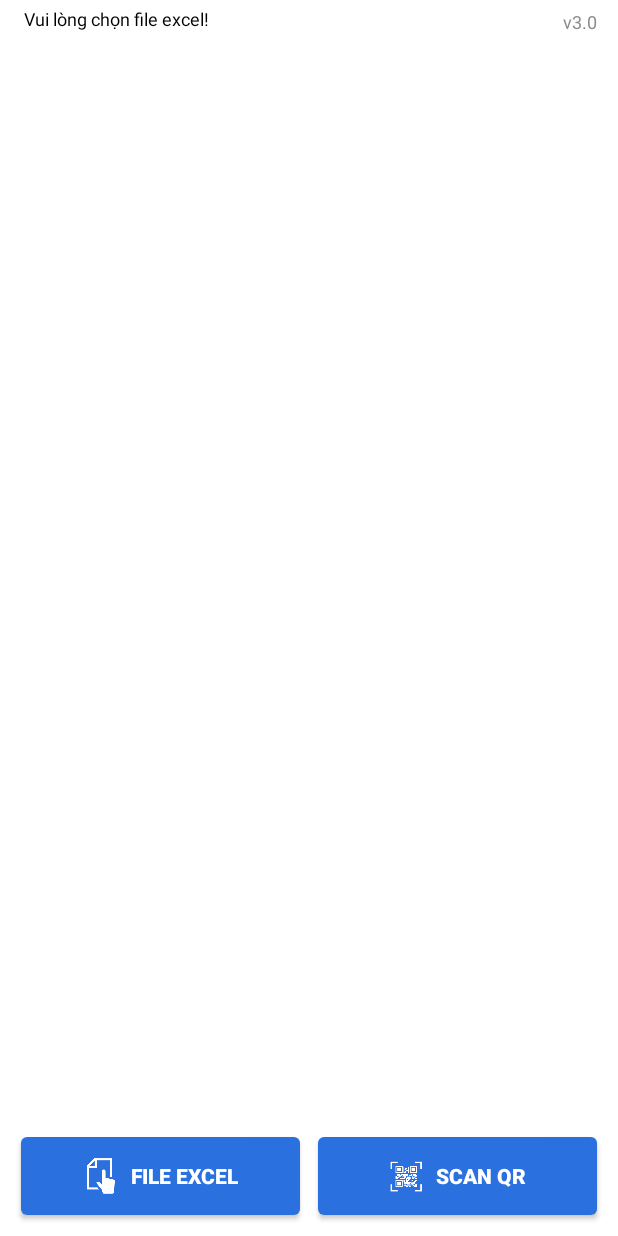
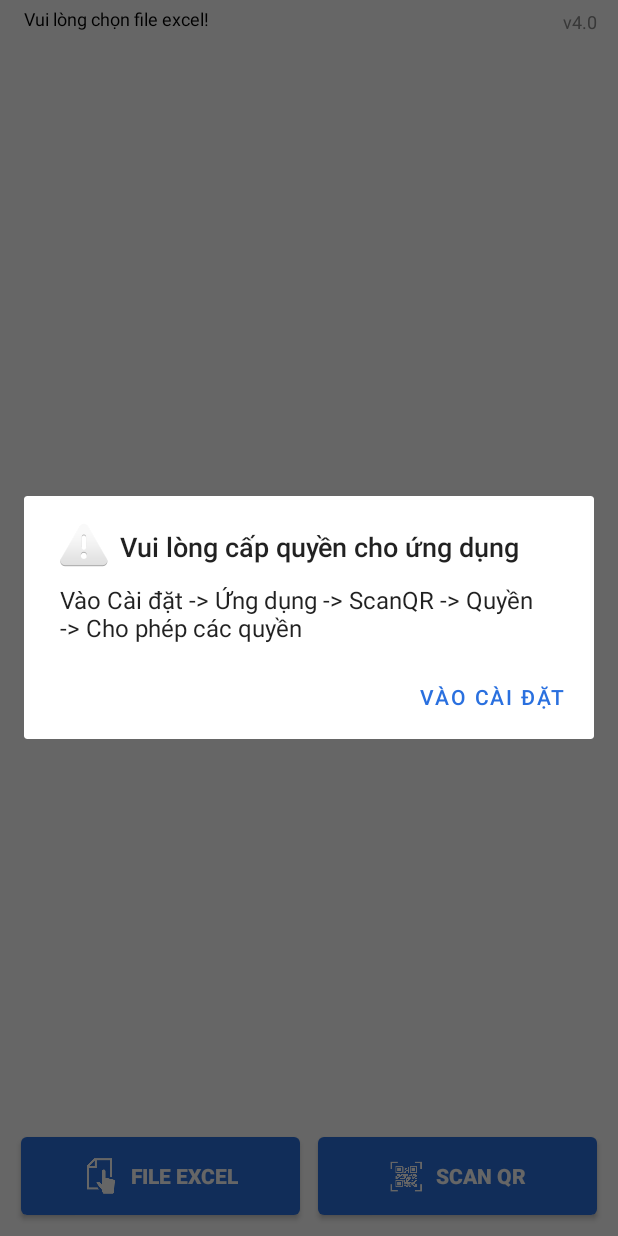
Before and after one commit to thoaileminh/ScanQR, an Android app: the screen it shows after launch (SQRMainActivity), after a tap on "FILE EXCEL", on a phone screen of 412 x 824 dp. Run offline under Robolectric (Android 15) with nearby library versions, the phone set to English and light mode, and no system bars; our stand-ins replace Dagger/Hilt's generated code, Room's generated code, RxJava; libraries missing offline, so code that uses them is left out: com.budiyev.android, com.hbisoft.pickit, org.apache.poi; plain views replace CodeScannerView; 10 statements that could not run were skipped.

Commit message:
noone/Update version 4

```diff
--- a/ScanQR/build.gradle
+++ b/ScanQR/build.gradle
@@ -15,8 +15,8 @@ android {
         applicationId "com.noone.scanqr"
         minSdkVersion rootProject.ext.minSdkVersion
         targetSdkVersion rootProject.ext.targetSdkVersion
-        versionCode 3
-        versionName "3.0"
+        versionCode 4
+        versionName "4.0"
         multiDexEnabled true
         testInstrumentationRunner "androidx.test.runner.AndroidJUnitRunner"
     }
--- a/ScanQR/src/main/AndroidManifest.xml
+++ b/ScanQR/src/main/AndroidManifest.xml
@@ -10,12 +10,10 @@
         android:maxSdkVersion="32" />
 
     <uses-permission
-        android:name="android.permission.WRITE_EXTERNAL_STORAGE"
-        android:maxSdkVersion="28" />
-
-    <uses-permission
         android:name="android.permission.MANAGE_EXTERNAL_STORAGE"
         tools:ignore="ScopedStorage" />
+
+    <uses-permission android:name="android.permission.WRITE_EXTERNAL_STORAGE"/>
 
     <uses-feature
         android:name="android.hardware.camera"
--- a/ScanQR/src/main/java/com/noone/scanqr/ui/main/SQRMainActivity.kt
+++ b/ScanQR/src/main/java/com/noone/scanqr/ui/main/SQRMainActivity.kt
@@ -5,10 +5,11 @@ package com.noone.scanqr.ui.main
  * Created by NoOne. on 15/05/2023.
  */
 
+import android.app.AlertDialog
 import android.content.Intent
 import android.os.Build
 import android.os.Bundle
-import android.view.View
+import android.view.ContextThemeWrapper
 import androidx.activity.result.contract.ActivityResultContracts
 import androidx.activity.viewModels
 import androidx.appcompat.app.AppCompatActivity
@@ -38,6 +39,8 @@ import com.noone.scanqr.utils.SQRUtils.showLog
 import com.noone.scanqr.utils.convertToNormalIndex
 import com.noone.scanqr.utils.gravityTop
 import com.noone.scanqr.utils.hide
+import com.noone.scanqr.utils.invisible
+import com.noone.scanqr.utils.openAppSettings
 import com.noone.scanqr.utils.setOnSingleClickListener
 import com.noone.scanqr.utils.show
 import dagger.hilt.android.AndroidEntryPoint
@@ -133,25 +136,26 @@ class SQRMainActivity : AppCompatActivity(), PickiTCallbacks {
 
     private fun showTotalNumbers() {
         viewBinding.run {
+            layoutLoading.hide()
             // total items of list
-            tvListTotal.visibility = View.VISIBLE
-            tvListTotalNumber.visibility = View.VISIBLE
+            tvListTotal.show()
+            tvListTotalNumber.show()
             tvListTotalNumber.text = adapter?.getTotalItems().toString()
 
             // total items not scan of list
-            tvListTotalNotScan.visibility = View.VISIBLE
-            tvListTotalNotScanNumber.visibility = View.VISIBLE
+            tvListTotalNotScan.show()
+            tvListTotalNotScanNumber.show()
             tvListTotalNotScanNumber.text = adapter?.getTotalItemsNotScan().toString()
         }
     }
 
     private fun hideTotalNumbers() {
         viewBinding.run {
-            tvListTotal.text = ""
-            tvListTotalNotScan.text = ""
-            tvListTotalNumber.text = ""
-            tvListTotalNotScanNumber.text = ""
-            tvIndexScanned.text = ""
+            tvListTotal.invisible()
+            tvListTotalNotScan.invisible()
+            tvListTotalNumber.invisible()
+            tvListTotalNotScanNumber.invisible()
+            tvIndexScanned.invisible()
         }
         adapter?.clear()
     }
@@ -175,6 +179,7 @@ class SQRMainActivity : AppCompatActivity(), PickiTCallbacks {
         if (SQRPermissionUtils().checkPermissionsAtRuntime(this@SQRMainActivity)) {
             selectExcelFile()
         } else {
+            showPopUpSettingPermission()
             SQRPermissionUtils().requestPermissions(this@SQRMainActivity)
         }
     }
@@ -185,6 +190,7 @@ class SQRMainActivity : AppCompatActivity(), PickiTCallbacks {
             viewBinding.layoutScannerView.show()
             codeScanner.startPreview()
         } else {
+            showPopUpSettingPermission()
             SQRPermissionUtils().requestPermissions(this@SQRMainActivity)
         }
     }
@@ -209,7 +215,13 @@ class SQRMainActivity : AppCompatActivity(), PickiTCallbacks {
     override fun PickiTonStartListener() = Unit
 
     override fun PickiTonProgressUpdate(progress: Int) {
-        viewBinding.tvProgress.text = getString(R.string.scan_qr_progressing, progress.toString().plus("%"))
+        if (progress < 100) {
+            viewBinding.layoutLoading.show()
+        }
+        viewBinding.apply {
+            tvProgressLoading.text = getString(R.string.scan_qr_progressing, progress.toString().plus("%"))
+            tvProgress.text = getString(R.string.scan_qr_progressing, progress.toString().plus("%"))
+        }
     }
 
     override fun PickiTonCompleteListener(
@@ -381,6 +393,19 @@ class SQRMainActivity : AppCompatActivity(), PickiTCallbacks {
         }
     }
 
+    private fun showPopUpSettingPermission() {
+        AlertDialog.Builder(ContextThemeWrapper(this, R.style.ThemeOverlay_MaterialComponents_Dialog))
+            .setCancelable(false)
+            .setTitle(getString(R.string.scan_qr_permission_title))
+            .setMessage(getString(R.string.scan_qr_permission_des))
+            .setPositiveButton(getString(R.string.scan_qr_permission_ok)) { _, _ ->
+                openAppSettings()
+            }
+            //.setNegativeButton(android.R.string.no, null)
+            .setIcon(android.R.drawable.ic_dialog_alert)
+            .show()
+    }
+
     private fun gotoActivityInfo() {
         val intent = Intent(this, SQRInfoActivity::class.java)
         startActivity(intent)
--- a/ScanQR/src/main/res/layout/sqr_activity_main.xml
+++ b/ScanQR/src/main/res/layout/sqr_activity_main.xml
@@ -211,4 +211,33 @@
             app:iconSize="@dimen/dp_24"
             app:iconTint="@color/sqr_white" />
     </FrameLayout>
+
+    <androidx.appcompat.widget.LinearLayoutCompat
+        android:id="@+id/layoutLoading"
+        android:layout_width="wrap_content"
+        android:layout_height="wrap_content"
+        android:gravity="center"
+        android:orientation="vertical"
+        android:visibility="gone"
+        app:layout_constraintBottom_toBottomOf="parent"
+        app:layout_constraintEnd_toEndOf="parent"
+        app:layout_constraintStart_toStartOf="parent"
+        app:layout_constraintTop_toTopOf="parent"
+        tools:visibility="visible">
+
+        <ProgressBar
+            style="?android:attr/progressBarStyle"
+            android:layout_width="wrap_content"
+            android:layout_height="wrap_content"
+            android:background="@android:color/transparent" />
+
+        <androidx.appcompat.widget.AppCompatTextView
+            android:id="@+id/tvProgressLoading"
+            android:layout_width="wrap_content"
+            android:layout_height="wrap_content"
+            android:layout_marginTop="@dimen/dp_6"
+            android:text="@string/scan_qr_progressing"
+            android:textColor="@color/sqr_black"
+            android:textSize="@dimen/sp_18" />
+    </androidx.appcompat.widget.LinearLayoutCompat>
 </androidx.constraintlayout.widget.ConstraintLayout>
--- a/ScanQR/src/main/res/values/strings.xml
+++ b/ScanQR/src/main/res/values/strings.xml
@@ -8,7 +8,7 @@
     <string name="scan_qr_name_data">Dữ liệu: %s</string>
     <string name="scan_qr_name_error">Lỗi: %s</string>
     <string name="scan_qr_name_empty">Chưa tải xong dữ liệu! Hãy chọn lại file excel.</string>
-    <string name="scan_qr_progressing">Đọc dữ liệu: %s</string>
+    <string name="scan_qr_progressing">Đang đọc dữ liệu: %s</string>
     <string name="scan_qr_reading_file_selected_before">Đang đọc dữ liệu…</string>
     <string name="scan_qr_reading_file_success">Đọc dữ liệu thành công!</string>
     <string name="scan_qr_btn_scan">Scan QR</string>
@@ -27,18 +27,27 @@
     <string name="scan_qr_data_empty">Dữ liệu rỗng!</string>
     <string name="scan_qr_btn_close">Đóng Scan</string>
 
+    <string name="scan_qr_permission_title">Vui lòng cấp quyền cho ứng dụng</string>
+    <string name="scan_qr_permission_des">Vào Cài đặt -> Ứng dụng -> ScanQR -> Quyền -> Cho phép các quyền</string>
+    <string name="scan_qr_permission_ok">Vào Cài đặt</string>
+
     <!-- Info change log -->
     <string name="scan_qr_data_info">Thông tin phiên bản:</string>
     <string name="scan_qr_info_changed">
-         Version 3.0: Ngày 19/05/2023:\n
+        Version 4: Ngày 24/05/2023:\n
+        - Hiện text tổng số index, tổng số index sau khi đọc file.\n
+        - Hiện loading đang đọc dữ liệu.\n
+        - Hiện popup hướng dẫn cấp quyền cho app.\n\n
+
+         Version 3: Ngày 19/05/2023:\n
         - Cập nhật số tổng số index, tổng số index chưa được scan.\n
         - Cho phép scan liên tục nhiều mã QR.\n\n
 
-         Version 2.0: Ngày 18/05/2023:\n
+         Version 2: Ngày 18/05/2023:\n
         - Sửa lỗi đọc dữ liệu từ QR và index.\n
         - Sửa UI DarkTheme.\n\n
 
-        Version 1.0: Ngày 15/05/2023:\n
+        Version 1: Ngày 15/05/2023:\n
         - Cho phép chọn file Excel và scan QR.
     </string>
 </resources>
```
Also changed, not shown: ScanQR/src/main/java/com/noone/scanqr/utils/SQRExt.kt (+21 -0 lines).
